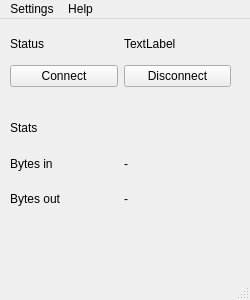
This is client/DogeVPNGui/mainwindow.ui in MattiaDeiRossi/DogeVPN as Qt 5 draws it before an edit. The edited form follows.
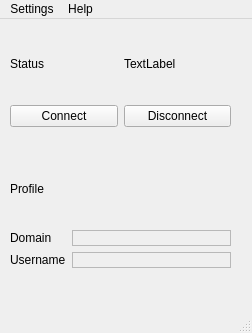
This is the edited form.

The edit to the form file:
```diff
--- a/client/DogeVPNGui/mainwindow.ui
+++ b/client/DogeVPNGui/mainwindow.ui
@@ -6,8 +6,8 @@
    <rect>
     <x>0</x>
     <y>0</y>
-    <width>250</width>
-    <height>300</height>
+    <width>252</width>
+    <height>333</height>
    </rect>
   </property>
   <property name="windowTitle">
@@ -20,7 +20,7 @@
       <x>10</x>
       <y>10</y>
       <width>221</width>
-      <height>241</height>
+      <height>271</height>
      </rect>
     </property>
     <layout class="QVBoxLayout" name="verticalLayout">
@@ -67,81 +67,57 @@
        </property>
        <property name="sizeHint" stdset="0">
         <size>
-         <width>218</width>
+         <width>40</width>
          <height>20</height>
         </size>
        </property>
       </spacer>
      </item>
      <item>
-      <widget class="QLabel" name="label_2">
+      <widget class="QLabel" name="label_6">
        <property name="text">
-        <string>Stats</string>
+        <string>Profile</string>
        </property>
       </widget>
      </item>
      <item>
-      <layout class="QHBoxLayout" name="horizontalLayout_3">
-       <item>
-        <widget class="QLabel" name="label_3">
+      <layout class="QFormLayout" name="formLayout">
+       <item row="0" column="0">
+        <widget class="QLabel" name="label_2">
          <property name="text">
-          <string>Bytes in</string>
+          <string>Domain</string>
          </property>
         </widget>
        </item>
-       <item>
-        <widget class="QLabel" name="label_5">
+       <item row="0" column="1">
+        <widget class="QLabel" name="domain_label">
+         <property name="frameShape">
+          <enum>QFrame::StyledPanel</enum>
+         </property>
          <property name="text">
-          <string>-</string>
+          <string/>
          </property>
         </widget>
        </item>
-      </layout>
-     </item>
-     <item>
-      <layout class="QHBoxLayout" name="horizontalLayout_4">
-       <item>
+       <item row="1" column="0">
         <widget class="QLabel" name="label_4">
          <property name="text">
-          <string>Bytes out</string>
+          <string>Username</string>
          </property>
         </widget>
        </item>
-       <item>
-        <widget class="QLabel" name="label_6">
-         <property name="enabled">
-          <bool>true</bool>
+       <item row="1" column="1">
+        <widget class="QLabel" name="name_label">
+         <property name="frameShape">
+          <enum>QFrame::StyledPanel</enum>
          </property>
          <property name="text">
-          <string>-</string>
+          <string/>
          </property>
         </widget>
        </item>
       </layout>
      </item>
-     <item>
-      <spacer name="horizontalSpacer_2">
-       <property name="orientation">
-        <enum>Qt::Horizontal</enum>
-       </property>
-       <property name="sizeHint" stdset="0">
-        <size>
-         <width>218</width>
-         <height>20</height>
-        </size>
-       </property>
-      </spacer>
-     </item>
-     <item>
-      <widget class="QLabel" name="file_label">
-       <property name="enabled">
-        <bool>true</bool>
-       </property>
-       <property name="text">
-        <string/>
-       </property>
-      </widget>
-     </item>
     </layout>
    </widget>
   </widget>
@@ -150,7 +126,7 @@
     <rect>
      <x>0</x>
      <y>0</y>
-     <width>250</width>
+     <width>252</width>
      <height>22</height>
     </rect>
    </property>
```
Left out of the diff: 6 changed lines with no effect on the pictures.
